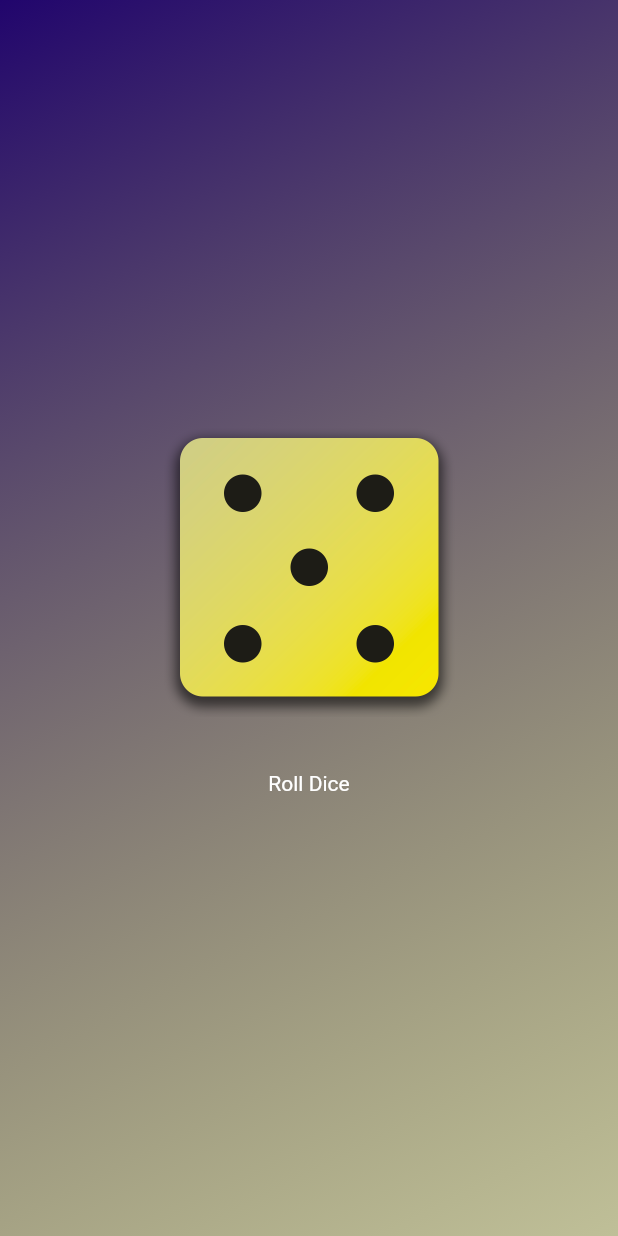
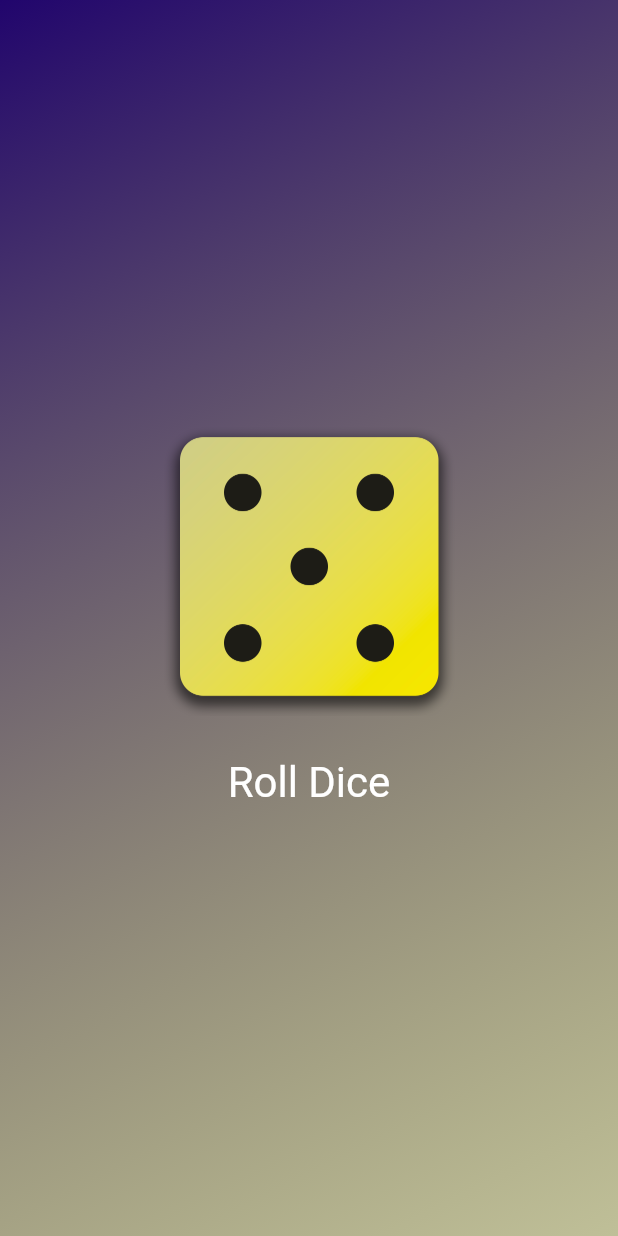
Before and after one commit to haruharu3220/Flutter_Dart_study01, a Flutter app: the screen it shows after launch, after a tap on "Roll Dice", on a phone screen of 412 x 824 dp. Run offline on Flutter 3.47's test engine with Material 2 defaults, Android fonts, the phone set to English and light mode, and no system bars.

Commit message:
サイコロアプリ完成

```diff
--- /dev/null
+++ b/first_app/lib/dice_roller.dart
@@ -0,0 +1,51 @@
+import 'dart:math';
+
+import 'package:flutter/material.dart';
+
+final randomizer = Random();
+
+class DiceRoller extends StatefulWidget {
+  const DiceRoller({super.key});
+
+  @override
+  State<DiceRoller> createState() {
+    return _DiceRollerState();
+  }
+}
+
+class _DiceRollerState extends State<DiceRoller> {
+  var currentDiceRoll = 2;
+
+  void rollDice() {
+    setState(() {
+      currentDiceRoll = randomizer.nextInt(6) + 1;
+    });
+  }
+
+  @override
+  Widget build(context) {
+    return Column(
+      mainAxisSize: MainAxisSize.min,
+      children: [
+        Image.asset(
+          'assets/images/dice-$currentDiceRoll.png',
+          width: 200,
+        ),
+        const SizedBox(height: 20),
+        TextButton(
+          onPressed: rollDice,
+          style: TextButton.styleFrom(
+            // padding: const EdgeInsets.only(
+            //   top: 20,
+            // ),
+            foregroundColor: Colors.white,
+            textStyle: const TextStyle(
+              fontSize: 28,
+            ),
+          ),
+          child: const Text('Roll Dice'),
+        )
+      ],
+    );
+  }
+}
--- a/first_app/lib/gradient_container.dart
+++ b/first_app/lib/gradient_container.dart
@@ -1,24 +1,19 @@
 import 'package:flutter/material.dart';
 
-//変数が変更されない事がわかっている場合はfinal型を推奨
-final startAlignment = Alignment.topLeft;
-final endAlignment = Alignment.bottomRight;
+import 'package:first_app/dice_roller.dart';
+
+const startAlignment = Alignment.topLeft;
+const endAlignment = Alignment.bottomRight;
 
 class GradientContainer extends StatelessWidget {
-  GradientContainer(this.color1, this.color2, {super.key});
+  const GradientContainer(this.color1, this.color2, {super.key});
 
-  GradientContainer.purple()
+  const GradientContainer.purple({super.key})
       : color1 = Colors.deepPurple,
         color2 = Colors.indigo;
 
   final Color color1;
   final Color color2;
-  var activeDiceImage = 'assets/images/dice-5.png';
-
-  rollDice() {
-    activeDiceImage = 'assets/images/dice-4.png';
-    print('Changing image...');
-  }
 
   @override
   Widget build(context) {
@@ -30,28 +25,31 @@ class GradientContainer extends StatelessWidget {
           end: endAlignment,
         ),
       ),
-      child: Center(
-        child: Column(
-          mainAxisSize: MainAxisSize.min,
-          children: [
-            Image.asset(
-              activeDiceImage,
-              width: 200,
-            ),
-            const SizedBox(height: 20),
-            TextButton(
-              onPressed: rollDice,
-              child: const Text('Roll Dice'),
-              style: TextButton.styleFrom(
-                  // padding: const EdgeInsets.only(
-                  //   top: 20,
-                  // ),
-                  foregroundColor: Colors.white,
-                  textStyle: const TextStyle()),
-            )
-          ],
-        ),
+      child: const Center(
+        child: DiceRoller(),
       ),
     );
   }
 }
+
+// class GradientContainer extends StatelessWidget {
+//   const GradientContainer({super.key, required this.colors});
+
+//   final List<Color> colors;
+
+//   @override
+//   Widget build(context) {
+//     return Container(
+//       decoration: BoxDecoration(
+//         gradient: LinearGradient(
+//           colors: colors,
+//           begin: startAlignment,
+//           end: endAlignment,
+//         ),
+//       ),
+//       child: const Center(
+//         child: StyledText('Hello World!'),
+//       ),
+//     );
+//   }
+// }
--- a/first_app/lib/main.dart
+++ b/first_app/lib/main.dart
@@ -3,11 +3,11 @@ import 'package:first_app/gradient_container.dart';
 
 void main() {
   runApp(
-    MaterialApp(
+    const MaterialApp(
       home: Scaffold(
         body: GradientContainer(
-          const Color.fromARGB(255, 33, 5, 109),
-          const Color.fromARGB(100, 100, 100, 0),
+          Color.fromARGB(255, 33, 5, 109),
+          Color.fromARGB(100, 100, 100, 0),
         ),
       ),
     ),
```
